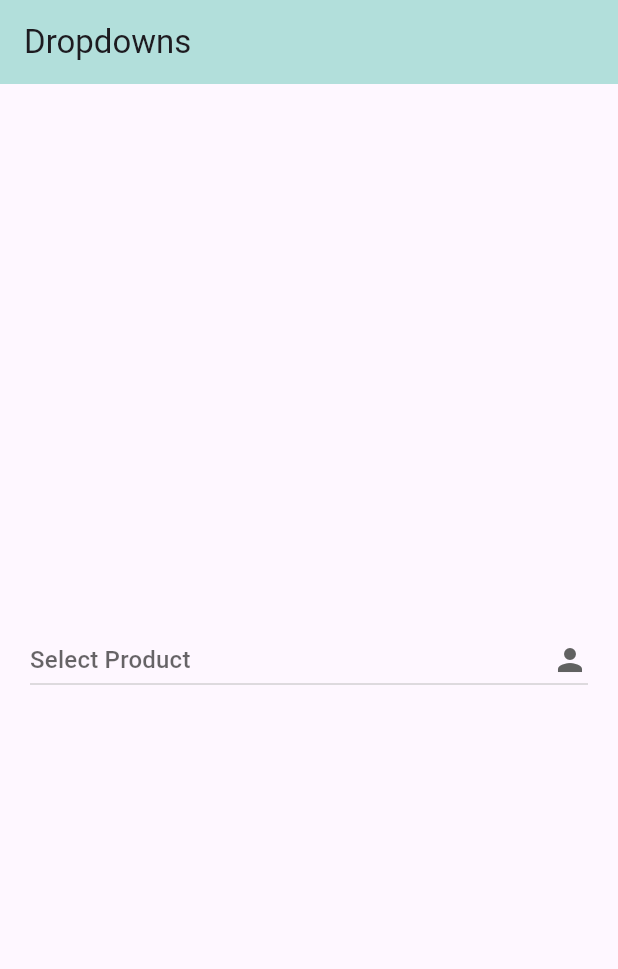
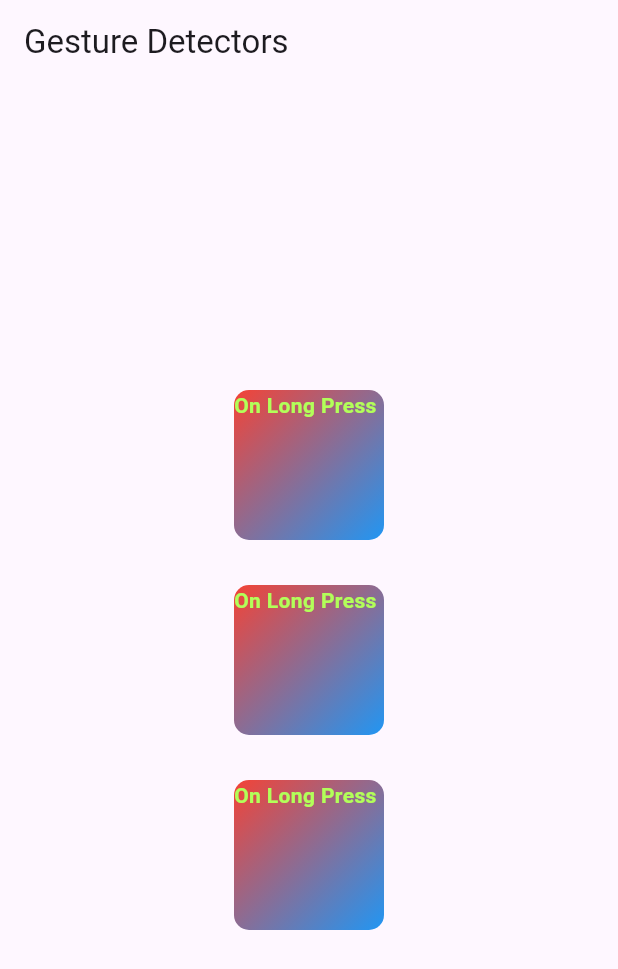
Before and after one commit to KevinMaulanaAtmaja/learn-flutter, a Flutter app: the screen it shows after launch, on a phone screen of 412 x 824 dp. Shown: the top 969 px of the screen. Run offline on Flutter 3.47's test engine with Material 3 defaults, Android fonts, the phone set to English and light mode, and no system bars; our stand-ins replace google_fonts, material_design_icons_flutter.

Commit message:
GestureDetector
GestureDetector, onTap, onDoubleTap, onLongPress

```diff
--- /dev/null
+++ b/lib/19_gesture_detector.dart
@@ -0,0 +1,105 @@
+import 'dart:developer';
+
+import 'package:flutter/material.dart';
+
+class GestureDetectors extends StatefulWidget {
+  const GestureDetectors({super.key});
+
+  @override
+  State<GestureDetectors> createState() => _GestureDetectorsState();
+}
+
+class _GestureDetectorsState extends State<GestureDetectors> {
+  @override
+  Widget build(BuildContext context) {
+    return Scaffold(
+      appBar: AppBar(title: const Text('Gesture Detectors')),
+      body: Center(
+        child: Column(
+          mainAxisAlignment: MainAxisAlignment.center,
+          crossAxisAlignment: CrossAxisAlignment.center,
+          spacing: 30,
+          children: [
+            GestureDetector(
+              // On Tap
+              onTap: () => log("Tap!"),
+              onTapDown: (details) => log(
+                "Tap Down! ${details.globalPosition} ${details.localPosition} ${details.kind}",
+              ),
+              onTapUp: (details) => log(
+                "Tap Up! ${details.globalPosition} ${details.localPosition} ${details.kind}",
+              ),
+              onTapCancel: () => log("Tap Cancel!"),
+              child: Container(
+                width: 100,
+                height: 100,
+                decoration: BoxDecoration(
+                  borderRadius: BorderRadius.circular(10),
+                  gradient: LinearGradient(
+                    begin: Alignment.topLeft,
+                    end: Alignment.bottomRight,
+                    colors: [Colors.red, Colors.blue],
+                  ),
+                ),
+                child: Text("On Long Press",style: TextStyle(color: Colors.lightGreenAccent, fontWeight: FontWeight.bold),),
+              ),
+            ),
+            GestureDetector(
+              // On Double Tap
+              onDoubleTap: () => log("Double Tap!"),
+              onDoubleTapDown: (details) => log(
+                "Double Tap Down! ${details.globalPosition} ${details.localPosition} ${details.kind}",
+              ),
+              onDoubleTapCancel: () => log("Double Tap Cancel"),
+              child: Container(
+                width: 100,
+                height: 100,
+                decoration: BoxDecoration(
+                  borderRadius: BorderRadius.circular(10),
+                  gradient: LinearGradient(
+                    begin: Alignment.topLeft,
+                    end: Alignment.bottomRight,
+                    colors: [Colors.red, Colors.blue],
+                  ),
+                ),
+                child: Text("On Long Press",style: TextStyle(color: Colors.lightGreenAccent, fontWeight: FontWeight.bold),),
+              ),
+            ),
+            GestureDetector(
+              // On Long Press
+              onLongPress: () => log("Long Press!"),
+              onLongPressDown: (details) => log(
+                "Long Press Down! ${details.globalPosition} ${details.localPosition} ${details.kind}",
+              ),
+              onLongPressStart: (details) => log(
+                "Long Press Start! ${details.globalPosition} ${details.localPosition}",
+              ),
+              onLongPressUp: () => log("Long Press Up"),
+              onLongPressEnd: (details) => log(
+                "Long Press End ${details.globalPosition} ${details.localPosition}",
+              ),
+              onLongPressMoveUpdate: (details) => log(
+                "Long Press Move Update! ${details.globalPosition} ${details.offsetFromOrigin}, ${details.localPosition} ${details.localOffsetFromOrigin}",
+              ),
+              onLongPressCancel: () => log("Long Press Cancel"),
+              child: Container(
+                width: 100,
+                height: 100,
+                decoration: BoxDecoration(
+                  borderRadius: BorderRadius.circular(10),
+                  gradient: LinearGradient(
+                    begin: Alignment.topLeft,
+                    end: Alignment.bottomRight,
+                    colors: [Colors.red, Colors.blue],
+                  ),
+
+                ),
+                child: Text("On Long Press",style: TextStyle(color: Colors.lightGreenAccent, fontWeight: FontWeight.bold),),
+              ),
+            ),
+          ],
+        ),
+      ),
+    );
+  }
+}
--- a/lib/main.dart
+++ b/lib/main.dart
@@ -15,7 +15,8 @@
 // import 'package:bljar_flutter/15_input_deco.dart';
 // import 'package:bljar_flutter/16_single_list.dart';
 // import 'package:bljar_flutter/17_page_view.dart';
-import 'package:bljar_flutter/18_dropdown.dart';
+// import 'package:bljar_flutter/18_dropdown.dart';
+import 'package:bljar_flutter/19_gesture_detector.dart';
 import 'package:flutter/material.dart';
 
 void main() {
@@ -45,7 +46,8 @@
       // home: InputDeco(),
       // home: SingleList(),
       // home: PageViews(),
-      home: Dropdowns(),
+      // home: Dropdowns(),
+      home: GestureDetectors(),
     );
   }
 }
```
